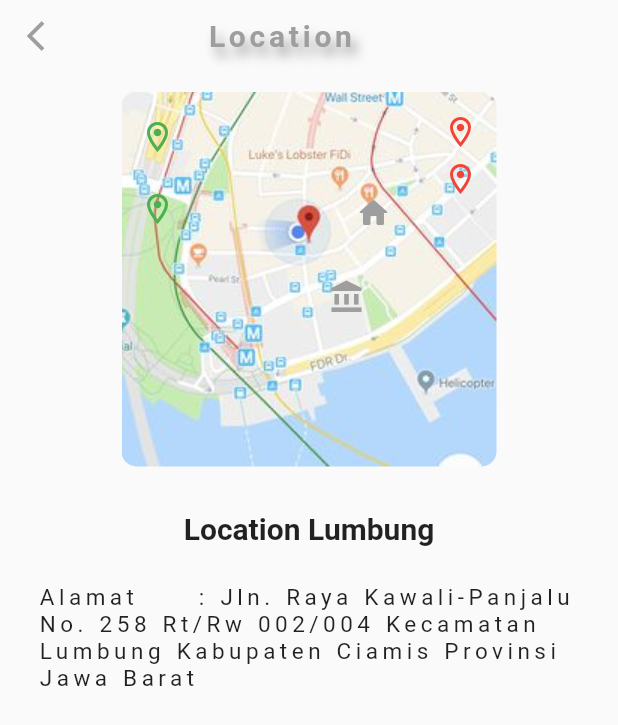
After one commit to aristrisnawan/AboutLumbung, a Flutter app: the screen it shows after launch, after a tap on "Location Lumbung", on a phone screen of 412 x 824 dp. The commit adds this screen. Shown: the top 725 px of the screen. Run offline on Flutter 3.47's test engine with Material 2 defaults, Android fonts, the phone set to English and light mode, and no system bars.

Commit message:
fixing location

```diff
--- a/lib/home_page.dart
+++ b/lib/home_page.dart
@@ -1,6 +1,7 @@
 import 'package:flutter/cupertino.dart';
 import 'package:flutter/material.dart';
 import 'package:lumbung/profil.dart';
+import 'package:lumbung/location.dart';
 
 class HomePage extends StatelessWidget{
 
@@ -80,7 +81,13 @@ class HomePage extends StatelessWidget{
             child: new Row(
               mainAxisAlignment: MainAxisAlignment.center,
               children: <Widget>[
-                Card(
+                FlatButton(
+                  onPressed: () {
+                    Navigator.push(context, MaterialPageRoute(builder: (context){
+                      return Location();
+                    }));
+                  },
+                  child: Card(
                     color: Colors.grey,
                     elevation: 10.0,
                     child: Container(
@@ -95,6 +102,7 @@ class HomePage extends StatelessWidget{
                       ),
                     ),
                   ),
+                ),
               ],
             ),
           ),
--- /dev/null
+++ b/lib/location.dart
@@ -0,0 +1,171 @@
+import 'package:flutter/cupertino.dart';
+import 'package:flutter/material.dart';
+
+
+
+class Location extends StatelessWidget{
+
+  @override
+  Widget build(BuildContext context){
+    return Scaffold(
+      body: Container(
+        child: Column(
+          children: [
+            SafeArea(
+              child: Row(
+                mainAxisAlignment: MainAxisAlignment.start,
+                children: [
+                  IconButton(
+                    icon: Icon(Icons.arrow_back_ios_sharp,color: Colors.grey,),
+                    onPressed: (){
+                      Navigator.pop(context);
+                    },
+                  ),
+                  Container(
+                    margin: EdgeInsets.only(left: 90.0),
+                    child: Text("Location",style: TextStyle(
+                      fontSize: 20.0,
+                      fontWeight: FontWeight.bold,
+                      color: Colors.grey,
+                      letterSpacing: 2.5,
+                      shadows:[
+                        Shadow (
+                          blurRadius: 9.0,
+                          offset: Offset(4,6),
+                          color: Colors.grey,
+                        ),
+                      ],
+                    ),
+                    ),
+                  ),
+                ],
+              ),
+            ),
+            Container(
+              padding: EdgeInsets.only(top: 13),
+              child: Stack(
+                children: [
+                  ClipRRect(
+                    borderRadius: BorderRadius.all(Radius.circular(10)),
+                    child: Image.asset("images/location.jpg"),
+                  ),
+                  Positioned(
+                    top: 6,
+                    child: Column(
+                      crossAxisAlignment: CrossAxisAlignment.start,
+                      children: [
+                        Location_b(),
+                        Location_b()
+                      ],
+                    ),
+                  ),
+                  Positioned(
+                    right: 0.0,
+                    top: 3,
+                    child: Locationb(),
+                  ),
+                  Positioned(
+                    right: 0.0,
+                    top: 34,
+                    child: Locationb(),
+                  ),
+                  Positioned(
+                    top: 69,
+                    right: 70,
+                    child: Icon(
+                    Icons.home_rounded,
+                    color: Colors.grey,
+                  ),
+                  ),
+                  Positioned(
+                    top: 125,
+                    right: 88,
+                    child: Icon(
+                      Icons.account_balance,
+                      color: Colors.grey,
+                    ),
+                  )
+                ],
+              ),
+            ),
+            Column(
+              children: [
+                Padding(
+                  padding: EdgeInsets.only(top: 30),
+                  child: Center(
+                    child: Text("Location Lumbung",style: TextStyle(
+                      fontSize: 20,
+                      fontWeight: FontWeight.bold
+                    ),),
+                  ),
+                ),
+                Center(
+                  child: Container(
+                    padding: EdgeInsets.only(top: 25,left: 25,right: 25),
+                      child: new Text("Alamat      : Jln. Raya Kawali-Panjalu No. 258 Rt/Rw 002/004 Kecamatan Lumbung Kabupaten Ciamis Provinsi Jawa Barat",
+                      style: TextStyle(
+                        fontSize: 15,
+                        letterSpacing: 3,
+                        wordSpacing: 1
+                      ),),
+                  ),
+                ),
+              ],
+            ),
+            ],
+        ),
+      ),
+    );
+  }
+}
+
+
+class Location_b extends StatefulWidget{
+
+  @override
+  _Location createState() => _Location();
+}
+
+class _Location extends State<Location_b>{
+  bool myLocation = false;
+  @override
+  Widget build(BuildContext context){
+    return IconButton(
+      icon: Icon(
+        myLocation ? Icons.add_location_rounded : Icons.location_on_outlined,
+        color: Colors.green,
+      ),
+      onPressed: (){
+        setState(() {
+          myLocation = !myLocation;
+        });
+      },
+    );
+
+  }
+}
+
+class Locationb extends StatefulWidget{
+
+  @override
+  _Locationb createState() => _Locationb();
+}
+
+class _Locationb extends State<Locationb>{
+  bool myLocation = false;
+  @override
+  Widget build(BuildContext context){
+    return IconButton(
+      icon: Icon(
+        myLocation ? Icons.add_location_rounded : Icons.location_on_outlined,
+        color: Colors.red,
+      ),
+      onPressed: (){
+        setState(() {
+          myLocation = !myLocation;
+        });
+      },
+    );
+
+  }
+}
--- a/pubspec.yaml
+++ b/pubspec.yaml
@@ -30,6 +30,7 @@ flutter:
   assets:
     - images/home_page.jpg
     - images/lumb.jpg
+    - images/location.jpg
 
   fonts:
     - family: Playfair Display
```
Lines whose indentation alone changed are shown as unchanged.
